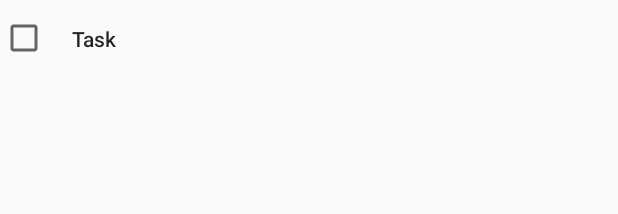
After one commit to marverenic/Kompletionist, an Android app: the layout view_task.xml on its own in the app's theme, with its tools: preview values and no code run, on a phone screen of 412 x 824 dp. The commit adds this screen. Shown: the top 214 px of the screen. Run offline under Robolectric (Android 15) with nearby library versions, the phone set to English and light mode, and no system bars.

Commit message:
Show list of tasks in a todo list

```diff
--- a/app/src/main/AndroidManifest.xml
+++ b/app/src/main/AndroidManifest.xml
@@ -18,6 +18,8 @@
             </intent-filter>
         </activity>
 
+        <activity android:name=".activity.TodoListActivity"/>
+
     </application>
 
 </manifest>
--- a/app/src/main/java/com/marverenic/kompletionist/inject/KompletionistKomponent.kt
+++ b/app/src/main/java/com/marverenic/kompletionist/inject/KompletionistKomponent.kt
@@ -1,6 +1,7 @@
 package com.marverenic.kompletionist.inject
 
 import com.marverenic.kompletionist.activity.AllListsActivity
+import com.marverenic.kompletionist.activity.TodoListActivity
 import dagger.Component
 import javax.inject.Singleton
 
@@ -9,5 +10,6 @@ import javax.inject.Singleton
 interface KompletionistKomponent {
 
     fun inject(activity: AllListsActivity)
+    fun inject(activity: TodoListActivity)
 
 }
--- a/app/src/main/java/com/marverenic/kompletionist/viewmodel/AllListsViewModel.kt
+++ b/app/src/main/java/com/marverenic/kompletionist/viewmodel/AllListsViewModel.kt
@@ -45,7 +45,7 @@ class AllListsAdapter : RecyclerView.Adapter<ListViewHolder>() {
 
     override fun onCreateViewHolder(parent: ViewGroup?, itemViewType: Int): ListViewHolder {
         val binding: ViewListBinding = DataBindingUtil.inflate(LayoutInflater.from(parent?.context),
-                R.layout.view_list, parent, false)
+                R.layout.view_todo_list, parent, false)
 
         return ListViewHolder(binding)
     }
@@ -54,7 +54,7 @@ class AllListsAdapter : RecyclerView.Adapter<ListViewHolder>() {
 
 class ListViewHolder(val binding: ViewListBinding) : RecyclerView.ViewHolder(binding.root) {
 
-    internal val viewModel = ListViewModel()
+    internal val viewModel = ListViewModel(binding.root.context)
 
     init {
         binding.viewModel = viewModel
--- a/app/src/main/java/com/marverenic/kompletionist/viewmodel/ListViewModel.kt
+++ b/app/src/main/java/com/marverenic/kompletionist/viewmodel/ListViewModel.kt
@@ -1,11 +1,13 @@
 package com.marverenic.kompletionist.viewmodel
 
+import android.content.Context
 import android.databinding.BaseObservable
 import android.databinding.Bindable
 import com.marverenic.kompletionist.BR
+import com.marverenic.kompletionist.activity.TodoListActivity
 import com.marverenic.kompletionist.model.TodoList
 
-class ListViewModel : BaseObservable() {
+class ListViewModel(val context: Context) : BaseObservable() {
 
     private lateinit var list: TodoList
 
@@ -17,4 +19,6 @@ class ListViewModel : BaseObservable() {
     @Bindable
     fun getListName() = list.name
 
+    fun onClickList() = context.startActivity(TodoListActivity.newIntent(context, list))
+
 }
--- /dev/null
+++ b/app/src/main/res/layout/view_task.xml
@@ -0,0 +1,33 @@
+<?xml version="1.0" encoding="utf-8"?>
+<layout xmlns:android="http://schemas.android.com/apk/res/android"
+    xmlns:tools="http://schemas.android.com/tools">
+
+    <data>
+        <variable
+            name="viewModel"
+            type="com.marverenic.kompletionist.viewmodel.TaskViewModel"/>
+    </data>
+
+    <LinearLayout
+        android:layout_width="match_parent"
+        android:layout_height="wrap_content"
+        android:orientation="horizontal"
+        android:gravity="center_vertical">
+
+        <CheckBox
+            android:layout_width="wrap_content"
+            android:layout_height="wrap_content"
+            android:checked="@{viewModel.complete}"/>
+
+        <TextView
+            android:layout_width="0dp"
+            android:layout_height="wrap_content"
+            android:layout_weight="1"
+            android:text="@{viewModel.name}"
+            style="@style/TextAppearance.AppCompat.Body2"
+            android:padding="16dp"
+            tools:text="Task"/>
+
+    </LinearLayout>
+
+</layout>
--- a/app/src/main/res/layout/view_list.xml
+++ b/app/src/main/res/layout/view_todo_list.xml
@@ -14,6 +14,8 @@
         android:text="@{viewModel.listName}"
         style="@style/TextAppearance.AppCompat.Body2"
         android:padding="16dp"
-        tools:text="List name"/>
+        android:background="?selectableItemBackground"
+        android:onClick="@{() -> viewModel.onClickList()}"
+        tools:text="List name" />
 
 </layout>
```
Also changed, not shown: app/src/main/java/com/marverenic/kompletionist/activity/TodoListActivity.kt (added, +45 -0 lines), app/src/main/java/com/marverenic/kompletionist/model/SubTask.kt (+24 -1 lines), app/src/main/java/com/marverenic/kompletionist/model/Task.kt (+28 -1 lines), app/src/main/java/com/marverenic/kompletionist/model/TodoList.kt (+23 -1 lines), app/src/main/java/com/marverenic/kompletionist/util/ParcelExtensions.kt (added, +16 -0 lines), app/src/main/java/com/marverenic/kompletionist/viewmodel/TaskViewModel.kt (added, +24 -0 lines), app/src/main/java/com/marverenic/kompletionist/viewmodel/TodoListViewModel.kt (added, +60 -0 lines), app/src/main/res/layout/activity_todo_list.xml (added, +17 -0 lines).
